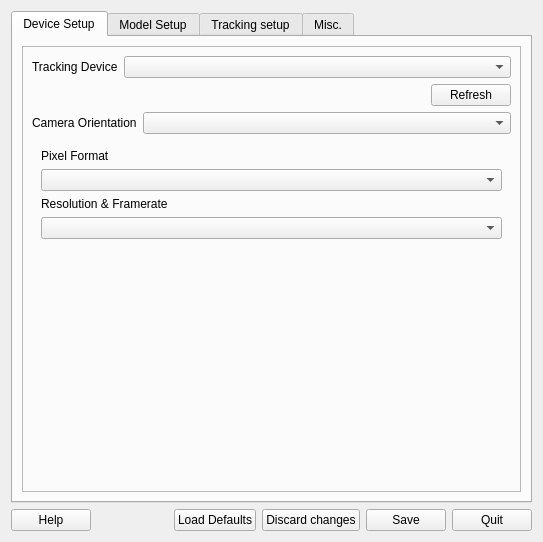
Old version of the form branches/facetracker/src/qt_gui/ltr.ui in the repository uglyDwarf/linuxtrack.
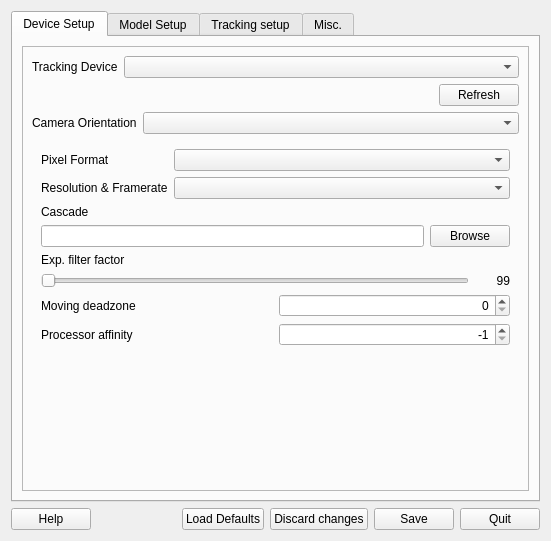
New version of the form. Icons and pictures are not drawn.

```diff
--- a/branches/facetracker/src/qt_gui/ltr.ui
+++ b/branches/facetracker/src/qt_gui/ltr.ui
@@ -6,8 +6,8 @@
    <rect>
     <x>0</x>
     <y>0</y>
-    <width>543</width>
-    <height>542</height>
+    <width>551</width>
+    <height>541</height>
    </rect>
   </property>
   <property name="sizePolicy">
@@ -882,24 +882,149 @@
               <widget class="QWidget" name="emptyPrefs">
                <layout class="QVBoxLayout" name="verticalLayout_7">
                 <item>
-                 <widget class="QLabel" name="label_61">
+                 <layout class="QFormLayout" name="formLayout">
+                  <item row="1" column="0">
+                   <widget class="QLabel" name="label_61">
+                    <property name="sizePolicy">
+                     <sizepolicy hsizetype="Maximum" vsizetype="Preferred">
+                      <horstretch>0</horstretch>
+                      <verstretch>0</verstretch>
+                     </sizepolicy>
+                    </property>
+                    <property name="text">
+                     <string>Pixel Format</string>
+                    </property>
+                   </widget>
+                  </item>
+                  <item row="1" column="1">
+                   <widget class="QComboBox" name="WebcamFtFormats"/>
+                  </item>
+                  <item row="2" column="0">
+                   <widget class="QLabel" name="label_31">
+                    <property name="sizePolicy">
+                     <sizepolicy hsizetype="Maximum" vsizetype="Preferred">
+                      <horstretch>0</horstretch>
+                      <verstretch>0</verstretch>
+                     </sizepolicy>
+                    </property>
+                    <property name="text">
+                     <string>Resolution &amp; Framerate</string>
+                    </property>
+                   </widget>
+                  </item>
+                  <item row="2" column="1">
+                   <widget class="QComboBox" name="WebcamFtResolutions"/>
+                  </item>
+                 </layout>
+                </item>
+                <item>
+                 <widget class="QLabel" name="label_4">
                   <property name="text">
-                   <string>Pixel Format</string>
+                   <string>Cascade</string>
                   </property>
                  </widget>
                 </item>
                 <item>
-                 <widget class="QComboBox" name="WebcamFtFormats"/>
+                 <layout class="QHBoxLayout" name="horizontalLayout_26">
+                  <item>
+                   <widget class="QLineEdit" name="CascadePath"/>
+                  </item>
+                  <item>
+                   <widget class="QPushButton" name="FindCascade">
+                    <property name="text">
+                     <string>Browse</string>
+                    </property>
+                   </widget>
+                  </item>
+                 </layout>
                 </item>
                 <item>
-                 <widget class="QLabel" name="label_31">
+                 <widget class="QLabel" name="label_5">
                   <property name="text">
-                   <string>Resolution &amp; Framerate</string>
+                   <string>Exp. filter factor</string>
                   </property>
                  </widget>
                 </item>
                 <item>
-                 <widget class="QComboBox" name="WebcamFtResolutions"/>
+                 <layout class="QHBoxLayout" name="horizontalLayout_31">
+                  <item>
+                   <widget class="QSlider" name="ExpFilterFactor">
+                    <property name="orientation">
+                     <enum>Qt::Horizontal</enum>
+                    </property>
+                   </widget>
+                  </item>
+                  <item>
+                   <widget class="QLabel" name="ExpFiltFactorVal">
+                    <property name="sizePolicy">
+                     <sizepolicy hsizetype="Fixed" vsizetype="Preferred">
+                      <horstretch>0</horstretch>
+                      <verstretch>0</verstretch>
+                     </sizepolicy>
+                    </property>
+                    <property name="minimumSize">
+                     <size>
+                      <width>35</width>
+                      <height>0</height>
+                     </size>
+                    </property>
+                    <property name="maximumSize">
+                     <size>
+                      <width>35</width>
+                      <height>16777215</height>
+                     </size>
+                    </property>
+                    <property name="text">
+                     <string>99</string>
+                    </property>
+                    <property name="alignment">
+                     <set>Qt::AlignRight|Qt::AlignTrailing|Qt::AlignVCenter</set>
+                    </property>
+                   </widget>
+                  </item>
+                 </layout>
+                </item>
+                <item>
+                 <layout class="QHBoxLayout" name="horizontalLayout_32">
+                  <item>
+                   <widget class="QLabel" name="label_9">
+                    <property name="text">
+                     <string>Moving deadzone</string>
+                    </property>
+                   </widget>
+                  </item>
+                  <item>
+                   <widget class="QSpinBox" name="MovingDeadzone">
+                    <property name="alignment">
+                     <set>Qt::AlignRight|Qt::AlignTrailing|Qt::AlignVCenter</set>
+                    </property>
+                   </widget>
+                  </item>
+                 </layout>
+                </item>
+                <item>
+                 <layout class="QHBoxLayout" name="horizontalLayout_33">
+                  <item>
+                   <widget class="QLabel" name="label_7">
+                    <property name="text">
+                     <string>Processor affinity</string>
+                    </property>
+                   </widget>
+                  </item>
+                  <item>
+                   <widget class="QSpinBox" name="ProcessorAffinity">
+                    <property name="alignment">
+                     <set>Qt::AlignRight|Qt::AlignTrailing|Qt::AlignVCenter</set>
+                    </property>
+                    <property name="minimum">
+                     <number>-1</number>
+                    </property>
+                    <property name="value">
+                     <number>-1</number>
+                    </property>
+                   </widget>
+                  </item>
+                 </layout>
                 </item>
                 <item>
                  <spacer name="verticalSpacer_8">
@@ -908,8 +1033,8 @@
                   </property>
                   <property name="sizeHint" stdset="0">
                    <size>
-                    <width>458</width>
-                    <height>167</height>
+                    <width>10</width>
+                    <height>10</height>
                    </size>
                   </property>
                  </spacer>
```
